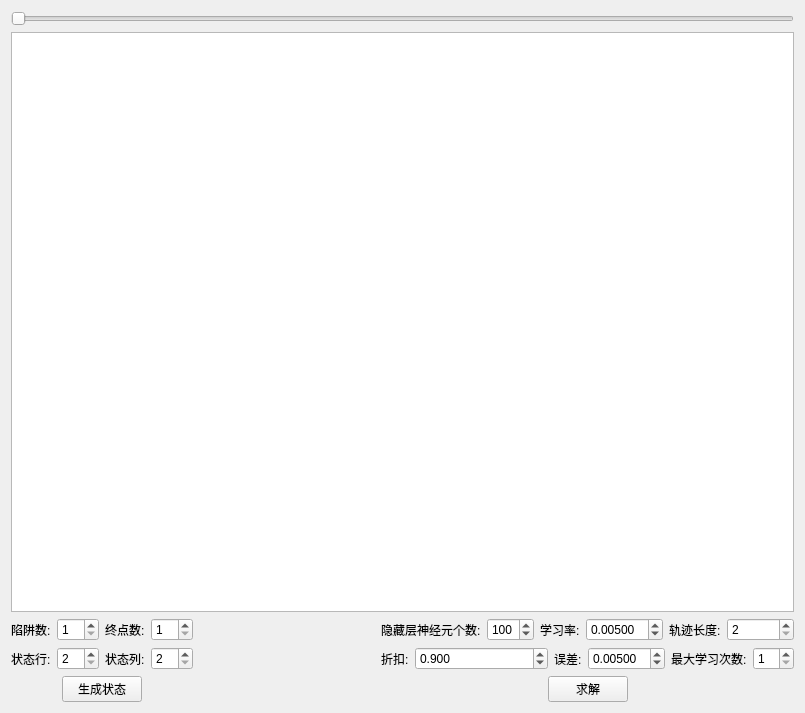
Before: the Qt Designer form deep_q_network/deep_q_network.ui in purundong/deep_q_network1, drawn with Qt 5.
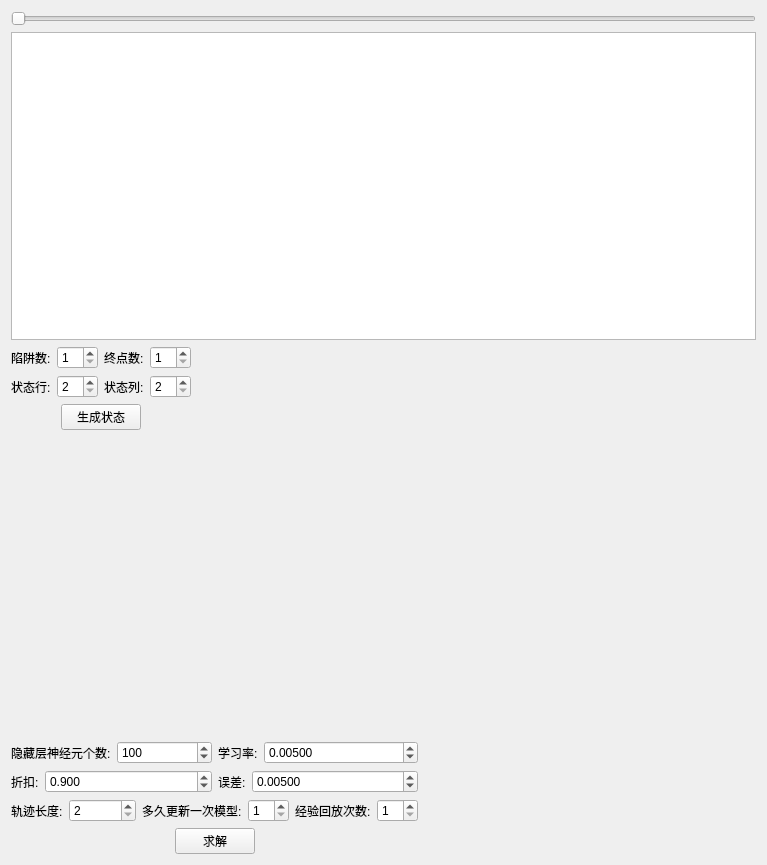
After: the same form once the commit is applied.

```diff
--- a/deep_q_network/deep_q_network.ui
+++ b/deep_q_network/deep_q_network.ui
@@ -6,14 +6,16 @@
    <rect>
     <x>0</x>
     <y>0</y>
-    <width>805</width>
-    <height>713</height>
+    <width>767</width>
+    <height>865</height>
    </rect>
   </property>
   <property name="windowTitle">
    <string>deep_q_network</string>
   </property>
-  <layout class="QVBoxLayout" name="verticalLayout_3">
+  <layout class="QVBoxLayout" name="verticalLayout_5">
+   <item>
+    <layout class="QVBoxLayout" name="verticalLayout_3" stretch="0,10,0">
    <item>
     <widget class="QSlider" name="horizontalSlider">
      <property name="orientation">
@@ -25,7 +27,7 @@
     <widget class="QTableWidget" name="tableWidget"/>
    </item>
    <item>
-    <layout class="QHBoxLayout" name="horizontalLayout_13">
+      <layout class="QHBoxLayout" name="horizontalLayout_13" stretch="0,10">
      <item>
       <layout class="QVBoxLayout" name="verticalLayout">
        <item>
@@ -160,6 +162,17 @@
        </property>
       </spacer>
      </item>
+      </layout>
+     </item>
+    </layout>
+   </item>
+   <item>
+    <layout class="QVBoxLayout" name="verticalLayout_4" stretch="10,0">
+     <item>
+      <widget class="QWidget" name="widget_loss" native="true"/>
+     </item>
+     <item>
+      <layout class="QHBoxLayout" name="horizontalLayout_20" stretch="0,10">
      <item>
       <layout class="QVBoxLayout" name="verticalLayout_2">
        <item>
@@ -174,7 +187,7 @@
             </widget>
            </item>
            <item>
-            <widget class="QSpinBox" name="spinBox">
+              <widget class="QSpinBox" name="spinBox_neural">
              <property name="minimum">
               <number>1</number>
              </property>
@@ -209,31 +222,10 @@
            </item>
           </layout>
          </item>
-         <item>
-          <layout class="QHBoxLayout" name="horizontalLayout_16">
-           <item>
-            <widget class="QLabel" name="label_10">
-             <property name="text">
-              <string>轨迹长度:</string>
-             </property>
-            </widget>
-           </item>
-           <item>
-            <widget class="QSpinBox" name="spinBox_step_count">
-             <property name="minimum">
-              <number>2</number>
-             </property>
-             <property name="maximum">
-              <number>100000000</number>
-             </property>
-            </widget>
-           </item>
           </layout>
          </item>
-        </layout>
-       </item>
        <item>
-        <layout class="QHBoxLayout" name="horizontalLayout_15">
+          <layout class="QHBoxLayout" name="horizontalLayout_18" stretch="5,5">
          <item>
           <layout class="QHBoxLayout" name="horizontalLayout_6" stretch="0,10">
            <item>
@@ -262,7 +254,7 @@
           </layout>
          </item>
          <item>
-          <layout class="QHBoxLayout" name="horizontalLayout_9" stretch="0,10,0">
+            <layout class="QHBoxLayout" name="horizontalLayout_9" stretch="0,10">
            <item>
             <widget class="QLabel" name="label_7">
              <property name="text">
@@ -286,23 +278,66 @@
              </property>
             </widget>
            </item>
+            </layout>
+           </item>
+          </layout>
+         </item>
+         <item>
+          <layout class="QHBoxLayout" name="horizontalLayout_19">
+           <item>
+            <layout class="QHBoxLayout" name="horizontalLayout_16">
+             <item>
+              <widget class="QLabel" name="label_10">
+               <property name="text">
+                <string>轨迹长度:</string>
+               </property>
+              </widget>
+             </item>
+             <item>
+              <widget class="QSpinBox" name="spinBox_step_count">
+               <property name="minimum">
+                <number>2</number>
+               </property>
+               <property name="maximum">
+                <number>100000000</number>
+               </property>
+              </widget>
+             </item>
+            </layout>
+           </item>
            <item>
             <layout class="QHBoxLayout" name="horizontalLayout_14" stretch="0,10">
              <item>
               <widget class="QLabel" name="label_9">
                <property name="text">
-                <string>最大学习次数:</string>
+                <string>多久更新一次模型:</string>
                </property>
               </widget>
              </item>
              <item>
-              <widget class="QSpinBox" name="spinBox_learning_num">
+              <widget class="QSpinBox" name="spinBox_model_num">
                <property name="minimum">
                 <number>1</number>
                </property>
               </widget>
              </item>
             </layout>
+           </item>
+           <item>
+            <layout class="QHBoxLayout" name="horizontalLayout_15">
+             <item>
+              <widget class="QLabel" name="label_11">
+               <property name="text">
+                <string>经验回放次数:</string>
+               </property>
+              </widget>
+             </item>
+             <item>
+              <widget class="QSpinBox" name="spinBox_replay_num">
+               <property name="minimum">
+                <number>1</number>
+               </property>
+              </widget>
            </item>
           </layout>
          </item>
@@ -344,6 +379,21 @@
           </spacer>
          </item>
         </layout>
+         </item>
+        </layout>
+       </item>
+       <item>
+        <spacer name="horizontalSpacer_6">
+         <property name="orientation">
+          <enum>Qt::Horizontal</enum>
+         </property>
+         <property name="sizeHint" stdset="0">
+          <size>
+           <width>40</width>
+           <height>20</height>
+          </size>
+         </property>
+        </spacer>
        </item>
       </layout>
      </item>
```
Lines whose indentation alone changed are shown as unchanged.
